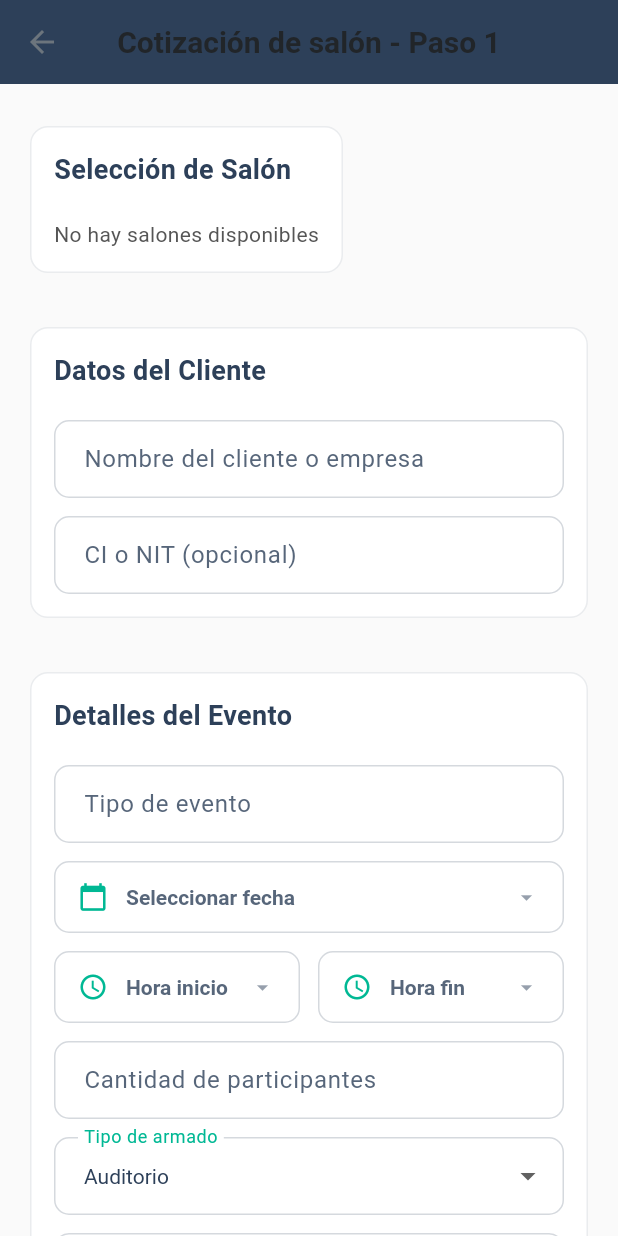
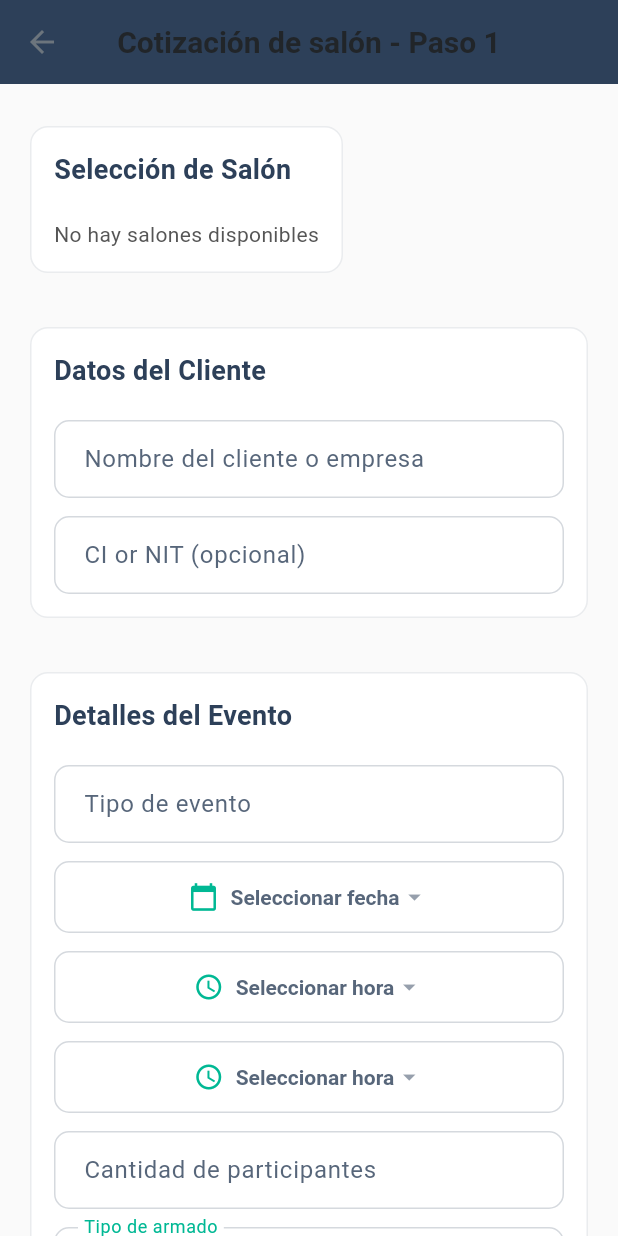
Before and after one commit to lordGanicus/cotizaciones_app, a Flutter app: the Paso1CotizacionSalonPage screen opened directly with empty values, on a phone screen of 412 x 824 dp. Run offline on Flutter 3.47's test engine with Material 3 defaults, Android fonts, the phone set to English and light mode, and no system bars; our stand-ins replace flutter_dotenv, flutter_riverpod, image_picker, pdf, printing and 3 more; missing offline and left inert: dart:ffi; accounts and stored records are empty; network calls fail.

Commit message:
subiendocorrecioens de salones

```diff
--- /dev/null
+++ b/devtools_options.yaml
@@ -0,0 +1,3 @@
+description: This file stores settings for Dart & Flutter DevTools.
+documentation: https://docs.flutter.dev/tools/devtools/extensions#configure-extension-enablement-states
+extensions:
--- a/lib/screens/hotel_selection.dart
+++ b/lib/screens/hotel_selection.dart
@@ -385,7 +385,7 @@ void _filtrarCotizaciones() {
               ),
               const SizedBox(height: 20),
               _buildDialogButton(
-                'Crear cotización de habitación',
+                'Crear cotización de hospedaje',
                 Icons.bed,
                 _crearNuevaCotizacionHabitacion,
               ),
--- a/lib/screens/pasossalon/crear_cotizacion_salon_step1.dart
+++ b/lib/screens/pasossalon/crear_cotizacion_salon_step1.dart
@@ -75,7 +75,7 @@ class _Paso1CotizacionSalonPageState
     super.dispose();
   }
 
-  // Función para capitalizar cada palabra del nombre*********************************************/
+  // Función para capitalizar cada palabra del nombre
   String _capitalizarNombreCompleto(String nombre) {
     return nombre
         .trim()
@@ -97,6 +97,22 @@ class _Paso1CotizacionSalonPageState
         .join(' ');
   }
 
+  // Función para determinar AM/PM automáticamente basado en la hora
+  String _getPeriodo(TimeOfDay time) {
+    return time.hour < 12 ? 'AM' : 'PM';
+  }
+
+  // Función para formatear la hora con AM/PM y formato 24 horas
+  String _formatTimeWithAmPm(TimeOfDay? time) {
+    if (time == null) return 'Seleccionar hora';
+
+    String periodo = _getPeriodo(time);
+    int hour = time.hour;
+    int minute = time.minute;
+
+    return '${hour.toString().padLeft(2, '0')}:${minute.toString().padLeft(2, '0')} $periodo';
+  }
+
   Future<void> _seleccionarFechaEvento(BuildContext context) async {
     final ahora = DateTime.now();
     final fecha = await showDatePicker(
@@ -104,7 +120,7 @@ class _Paso1CotizacionSalonPageState
       initialDate: ahora,
       firstDate: ahora,
       lastDate: DateTime(2100),
-      locale: const Locale('es', 'ES'), // Configurar español
+      locale: const Locale('es', 'ES'),
       builder: (context, child) {
         return Theme(
           data: Theme.of(context).copyWith(
@@ -132,7 +148,7 @@ class _Paso1CotizacionSalonPageState
       initialTime: esInicio ? (_horaInicio ?? ahora) : (_horaFin ?? ahora),
       builder: (context, child) {
         return MediaQuery(
-          data: MediaQuery.of(context).copyWith(alwaysUse24HourFormat: true),
+          data: MediaQuery.of(context).copyWith(alwaysUse24HourFormat: false),
           child: Theme(
             data: Theme.of(context).copyWith(
               colorScheme: ColorScheme.light(
@@ -197,27 +213,23 @@ class _Paso1CotizacionSalonPageState
       if (!fin.isAfter(inicio)) {
         ScaffoldMessenger.of(context).showSnackBar(
           SnackBar(
-            content:
-                const Text('La hora fin debe ser posterior a la hora inicio'),
+            content: const Text('La hora fin debe ser posterior a la hora inicio'),
             backgroundColor: errorColor,
           ),
         );
         return;
       }
 
-      // Validar que el evento dure al menos 30 minutos
       if (fin.difference(inicio).inMinutes < 30) {
         ScaffoldMessenger.of(context).showSnackBar(
           SnackBar(
-            content:
-                const Text('La duración mínima del evento debe ser de 30 minutos'),
+            content: const Text('La duración mínima del evento debe ser de 30 minutos'),
             backgroundColor: errorColor,
           ),
         );
         return;
       }
 
-      // Validar capacidad del salón
       final participantes = int.tryParse(_participantesController.text) ?? 0;
       if (participantes <= 0) {
         ScaffoldMessenger.of(context).showSnackBar(
@@ -251,7 +263,6 @@ class _Paso1CotizacionSalonPageState
         return;
       }
 
-      // Capitalizar el nombre y tipo de evento antes de guardar
       final nombreCliente = _capitalizarNombreCompleto(_nombreController.text);
       final tipoEvento = _capitalizarTipoEvento(_tipoEventoController.text);
       final ciCliente = _ciController.text.trim();
@@ -345,8 +356,7 @@ class _Paso1CotizacionSalonPageState
     );
   }
 
-  Widget _buildDateTimeButton(
-      String label, IconData icon, VoidCallback onPressed) {
+  Widget _buildDateTimeButton(String label, IconData icon, VoidCallback onPressed) {
     return ElevatedButton(
       onPressed: onPressed,
       style: ElevatedButton.styleFrom(
@@ -357,37 +367,64 @@ class _Paso1CotizacionSalonPageState
           borderRadius: BorderRadius.circular(10),
           side: BorderSide(color: darkBlue.withOpacity(0.2)),
         ),
-        padding: const EdgeInsets.symmetric(vertical: 14, horizontal: 16),
+        padding: const EdgeInsets.symmetric(vertical: 14, horizontal: 12),
+        minimumSize: const Size(double.minPositive, 48), // Constraints mínimos
+      ),
+      child: ConstrainedBox(
+        constraints: const BoxConstraints(
+          minWidth: 0,
+          maxWidth: double.infinity,
         ),
         child: Row(
           mainAxisAlignment: MainAxisAlignment.spaceBetween,
+          mainAxisSize: MainAxisSize.min,
           children: [
-          Row(
+            Flexible(
+              child: Row(
+                mainAxisSize: MainAxisSize.min,
                 children: [
                   Icon(icon, size: 20, color: primaryGreen),
-              const SizedBox(width: 12),
-              Text(
+                  const SizedBox(width: 8),
+                  Flexible(
+                    child: Text(
                       label,
                       style: TextStyle(
                         fontSize: 14,
                         color: darkBlue.withOpacity(0.8),
                       ),
+                      overflow: TextOverflow.ellipsis,
+                      maxLines: 1,
+                    ),
                   ),
                 ],
               ),
-          Icon(Icons.arrow_drop_down, color: darkBlue.withOpacity(0.5)),
+            ),
+            Icon(Icons.arrow_drop_down, size: 20, color: darkBlue.withOpacity(0.5)),
           ],
+        ),
+      ),
+    );
+  }
+
+  Widget _buildTimeButton(bool esInicio) {
+    final hora = esInicio ? _horaInicio : _horaFin;
+    final textoHora = hora != null ? _formatTimeWithAmPm(hora) : 'Seleccionar hora';
+
+    return SizedBox(
+      width: double.infinity,
+      child: _buildDateTimeButton(
+        textoHora,
+        Icons.access_time,
+        () => _seleccionarHora(context, esInicio),
       ),
     );
   }
 
   @override
   Widget build(BuildContext context) {
-    // Usar diferente provider según si idSubestablecimiento es null o no
     final salonesAsync = widget.idSubestablecimiento == null
         ? ref.watch(salonesPorEstablecimientoProvider(widget.idEstablecimiento))
-        : ref.watch(
-            salonesPorSubestablecimientoProvider(widget.idSubestablecimiento!));
+        : ref.watch(salonesPorSubestablecimientoProvider(widget.idSubestablecimiento!));
 
     return Scaffold(
       backgroundColor: lightBackground,
@@ -398,8 +435,14 @@ class _Paso1CotizacionSalonPageState
         elevation: 0,
         centerTitle: true,
       ),
-      body: SingleChildScrollView(
+      body: LayoutBuilder(
+        builder: (context, constraints) {
+          return SingleChildScrollView(
             padding: const EdgeInsets.all(20),
+            child: ConstrainedBox(
+              constraints: BoxConstraints(
+                minHeight: constraints.maxHeight,
+              ),
               child: Form(
                 key: _formKey,
                 child: Column(
@@ -508,7 +551,7 @@ class _Paso1CotizacionSalonPageState
                             const SizedBox(height: 12),
                             TextFormField(
                               controller: _ciController,
-                        decoration: _inputDecoration('CI o NIT (opcional)'),
+                              decoration: _inputDecoration('CI or NIT (opcional)'),
                               style: TextStyle(color: textColor),
                               keyboardType: const TextInputType.numberWithOptions(
                                   signed: false, decimal: false),
@@ -567,42 +610,34 @@ class _Paso1CotizacionSalonPageState
                               ],
                             ),
                             const SizedBox(height: 12),
-                      _buildDateTimeButton(
+                            SizedBox(
+                              width: double.infinity,
+                              child: _buildDateTimeButton(
                                 _fechaEvento == null
                                     ? 'Seleccionar fecha'
                                     : '${_fechaEvento!.day.toString().padLeft(2, '0')}/${_fechaEvento!.month.toString().padLeft(2, '0')}/${_fechaEvento!.year}',
                                 Icons.calendar_today,
                                 () => _seleccionarFechaEvento(context),
                               ),
+                            ),
                             const SizedBox(height: 12),
-                      Row(
+                            Column(
                               children: [
-                          Expanded(
-                            child: _buildDateTimeButton(
-                              _horaInicio == null
-                                  ? 'Hora inicio'
-                                  : _horaInicio!.format(context),
-                              Icons.access_time,
-                              () => _seleccionarHora(context, true),
+                                SizedBox(
+                                  width: double.infinity,
+                                  child: _buildTimeButton(true),
                                 ),
-                          ),
-                          const SizedBox(width: 12),
-                          Expanded(
-                            child: _buildDateTimeButton(
-                              _horaFin == null
-                                  ? 'Hora fin'
-                                  : _horaFin!.format(context),
-                              Icons.access_time,
-                              () => _seleccionarHora(context, false),
-                            ),
+                                const SizedBox(height: 12),
+                                SizedBox(
+                                  width: double.infinity,
+                                  child: _buildTimeButton(false),
                                 ),
                               ],
                             ),
                             const SizedBox(height: 12),
                             TextFormField(
                               controller: _participantesController,
-                        decoration:
-                            _inputDecoration('Cantidad de participantes'),
+                              decoration: _inputDecoration('Cantidad de participantes'),
                               keyboardType: TextInputType.number,
                               style: TextStyle(color: textColor),
                               validator: (value) {
@@ -629,8 +664,7 @@ class _Paso1CotizacionSalonPageState
                               items: _tiposArmado
                                   .map((tipo) => DropdownMenuItem(
                                         value: tipo,
-                                  child: Text(tipo,
-                                      style: TextStyle(color: textColor)),
+                                        child: Text(tipo, style: TextStyle(color: textColor)),
                                       ))
                                   .toList(),
                               onChanged: (value) {
@@ -654,8 +688,7 @@ class _Paso1CotizacionSalonPageState
                                   ),
                                 ),
                               ),
-                        keyboardType: const TextInputType.numberWithOptions(
-                            decimal: true),
+                              keyboardType: const TextInputType.numberWithOptions(decimal: true),
                               style: TextStyle(color: textColor),
                               validator: (value) {
                                 if (value == null || value.trim().isEmpty) {
@@ -671,8 +704,7 @@ class _Paso1CotizacionSalonPageState
                                 return null;
                               },
                               inputFormatters: [
-                          FilteringTextInputFormatter.allow(
-                              RegExp(r'^\d*\.?\d{0,2}')),
+                                FilteringTextInputFormatter.allow(RegExp(r'^\d*\.?\d{0,2}')),
                                 LengthLimitingTextInputFormatter(10),
                               ],
                             ),
@@ -688,7 +720,6 @@ class _Paso1CotizacionSalonPageState
                       width: double.infinity,
                       child: ElevatedButton(
                         onPressed: () {
-                    // Capitalizar antes de guardar
                           if (_nombreController.text.isNotEmpty) {
                             _nombreController.text = _capitalizarNombreCompleto(_nombreController.text);
                           }
@@ -705,6 +736,7 @@ class _Paso1CotizacionSalonPageState
                             borderRadius: BorderRadius.circular(12),
                           ),
                           padding: const EdgeInsets.symmetric(vertical: 16),
+                          minimumSize: const Size(double.minPositive, 50),
                         ),
                         child: const Row(
                           mainAxisAlignment: MainAxisAlignment.center,
@@ -721,5 +753,8 @@ class _Paso1CotizacionSalonPageState
               ),
             ),
           );
+        },
+      ),
+    );
   }
 }
```
Also changed, not shown: lib/screens/pasossalon/generador_pdf_salon.dart (+60 -44 lines). Lines whose indentation alone changed are shown as unchanged.
